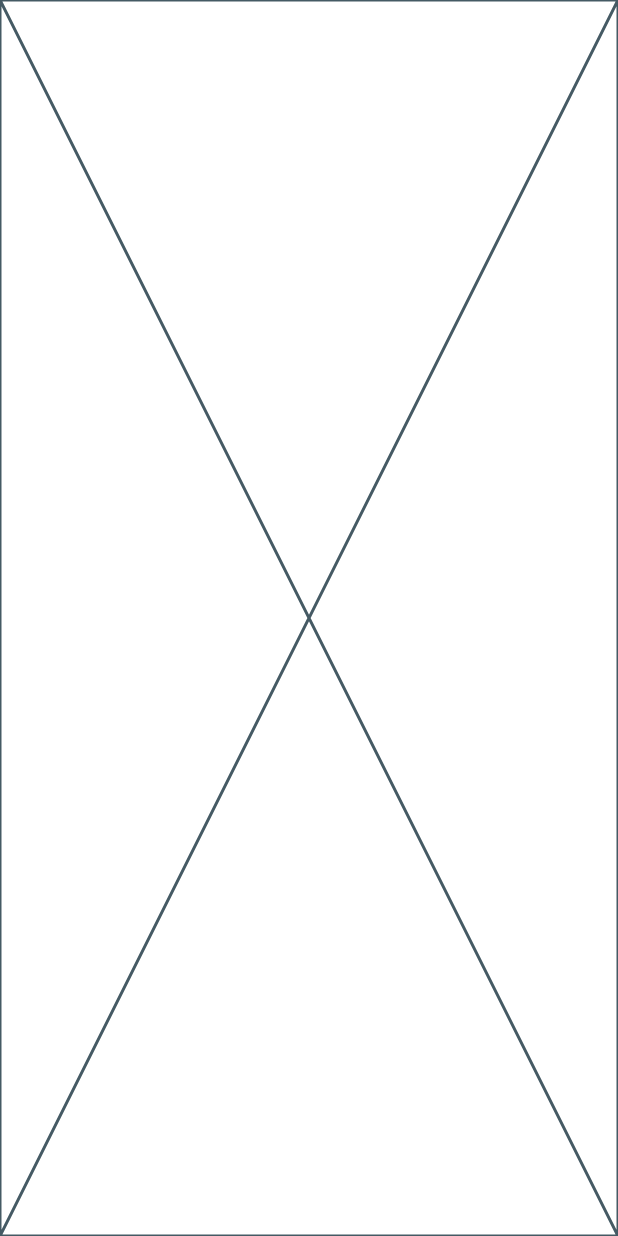
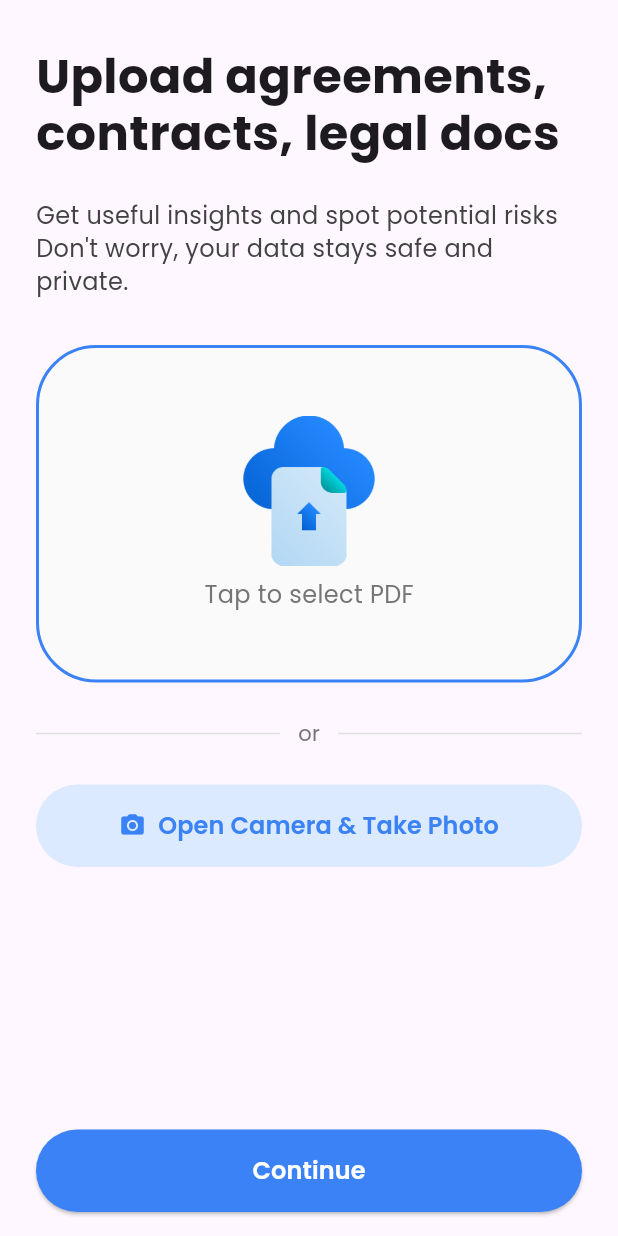
Before and after one commit to itsomkar30/nyaysetu, a Flutter app: the screen it shows after launch, on a phone screen of 412 x 824 dp. Run offline on Flutter 3.47's test engine with Material 3 defaults, Android fonts, the phone set to English and light mode, and no system bars; our stand-ins replace google_fonts.

Commit message:
added upload screen ui

```diff
--- a/lib/main.dart
+++ b/lib/main.dart
@@ -1,4 +1,6 @@
 import 'package:flutter/material.dart';
+import 'package:google_fonts/google_fonts.dart';
+import 'package:nyaysetu/ui/screens/pdf_upload_screen_view.dart';
 
 void main() {
   runApp(const MyApp());
@@ -11,25 +13,13 @@ class MyApp extends StatelessWidget {
   @override
   Widget build(BuildContext context) {
     return MaterialApp(
+      debugShowCheckedModeBanner: false,
       title: 'Nyaysetu',
       theme: ThemeData(
+        textTheme: GoogleFonts.poppinsTextTheme(),
         colorScheme: ColorScheme.fromSeed(seedColor: Colors.deepPurple),
       ),
-      home: const MyHomePage(),
+      home: UploadScreen(),
     );
   }
 }
-
-class MyHomePage extends StatefulWidget {
-  const MyHomePage({super.key});
-
-  @override
-  State<MyHomePage> createState() => _MyHomePageState();
-}
-
-class _MyHomePageState extends State<MyHomePage> {
-  @override
-  Widget build(BuildContext context) {
-    return const Placeholder();
-  }
-}
--- /dev/null
+++ b/lib/ui/screens/pdf_upload_screen_view.dart
@@ -0,0 +1,166 @@
+import 'package:flutter/material.dart';
+
+class UploadScreen extends StatelessWidget {
+  @override
+  Widget build(BuildContext context) {
+    return Scaffold(
+      body: SafeArea(
+        child: Column(
+          children: [
+            Expanded(
+              child: SingleChildScrollView(
+                padding: const EdgeInsets.symmetric(
+                  horizontal: 24,
+                  vertical: 32,
+                ),
+                child: Column(
+                  crossAxisAlignment: CrossAxisAlignment.start,
+                  children: [
+                    Text(
+                      'Upload agreements, contracts, legal docs',
+                      style: TextStyle(
+                        fontSize: 32,
+                        fontWeight: FontWeight.bold,
+                        height: 1.2,
+                      ),
+                    ),
+                    const SizedBox(height: 24),
+                    Text(
+                      'Get useful insights and spot potential risks '
+                      'Don\'t worry, your data stays safe and private.',
+                      style: TextStyle(
+                        fontSize: 16,
+                        color: Colors.grey[800],
+                        height: 1.4,
+                      ),
+                    ),
+                    const SizedBox(height: 32),
+                    _FilePickerBox(),
+                    const SizedBox(height: 24),
+                    _OrDivider(),
+                    const SizedBox(height: 24),
+                    _CameraButton(),
+                  ],
+                ),
+              ),
+            ),
+
+
+
+            Padding(
+              padding: const EdgeInsets.symmetric(horizontal: 24, vertical: 16),
+              child: SizedBox(
+                width: double.infinity,
+                child: ElevatedButton(
+                  style: ElevatedButton.styleFrom(
+                    backgroundColor: Color(0xFF3B82F6),
+                    padding: const EdgeInsets.symmetric(vertical: 16),
+                    shape: RoundedRectangleBorder(
+                      borderRadius: BorderRadius.circular(40),
+                    ),
+                  ),
+                  onPressed: () {
+                    // TODO: continue action
+                  },
+                  child: Text(
+                    'Continue',
+                    style: TextStyle(
+                      fontSize: 16,
+                      fontWeight: FontWeight.w600,
+                      color: Colors.white,
+                    ),
+                  ),
+                ),
+              ),
+            ),
+          ],
+        ),
+      ),
+    );
+  }
+}
+
+class _FilePickerBox extends StatelessWidget {
+  @override
+  Widget build(BuildContext context) {
+    final borderColor = Color(0xFF3B82F6);
+    return GestureDetector(
+      onTap: () {
+        // TODO: open file picker
+      },
+      child: Container(
+        width: double.infinity,
+        height: 225,
+        decoration: BoxDecoration(
+          color: Colors.grey[50],
+          borderRadius: BorderRadius.circular(40),
+          border: Border.all(color: borderColor, width: 2),
+        ),
+        child: Center(
+          child: Column(
+            mainAxisSize: MainAxisSize.min,
+            children: [
+              Image.asset("assets/images/upload-icon.png", height: 100),
+              const SizedBox(height: 8),
+              Text(
+                'Tap to select PDF',
+                style: TextStyle(fontSize: 16, color: Colors.grey[600]),
+              ),
+            ],
+          ),
+        ),
+      ),
+    );
+  }
+}
+
+class _OrDivider extends StatelessWidget {
+  @override
+  Widget build(BuildContext context) {
+    return Row(
+      children: [
+        Expanded(child: Divider(color: Colors.grey[300], thickness: 1)),
+        Padding(
+          padding: const EdgeInsets.symmetric(horizontal: 12),
+          child: Text(
+            'or',
+            style: TextStyle(color: Colors.grey[600], fontSize: 14),
+          ),
+        ),
+        Expanded(child: Divider(color: Colors.grey[300], thickness: 1)),
+      ],
+    );
+  }
+}
+
+class _CameraButton extends StatelessWidget {
+  @override
+  Widget build(BuildContext context) {
+    final lightGreen = Color(0xFFDBEAFE);
+    final green = Color(0xFF3B82F6);
+    return SizedBox(
+      width: double.infinity,
+      child: TextButton.icon(
+        style: TextButton.styleFrom(
+          backgroundColor: lightGreen,
+          shape: RoundedRectangleBorder(
+            borderRadius: BorderRadius.circular(40),
+          ),
+          padding: const EdgeInsets.symmetric(vertical: 16),
+        ),
+        onPressed: () {
+          // TODO: open camera
+        },
+        icon: Icon(Icons.camera_alt, color: green),
+        label: Text(
+          'Open Camera & Take Photo',
+          style: TextStyle(
+            color: green,
+            fontSize: 16,
+            fontWeight: FontWeight.w600,
+          ),
+        ),
+      ),
+    );
+  }
+}
--- a/pubspec.yaml
+++ b/pubspec.yaml
@@ -34,6 +34,8 @@ dependencies:
   # The following adds the Cupertino Icons font to your application.
   # Use with the CupertinoIcons class for iOS style icons.
   cupertino_icons: ^1.0.8
+  file_picker: ^10.3.2
+  google_fonts: ^6.3.1
 
 dev_dependencies:
   flutter_test:
@@ -58,8 +60,8 @@ flutter:
   uses-material-design: true
 
   # To add assets to your application, add an assets section, like this:
-  # assets:
-  #   - images/a_dot_burr.jpeg
+  assets:
+    - assets/images/
   #   - images/a_dot_ham.jpeg
 
   # An image asset can refer to one or more resolution-specific "variants", see
```
Also changed, not shown: assets/images/upload-icon.png (added), pubspec.lock, 2 other files.
